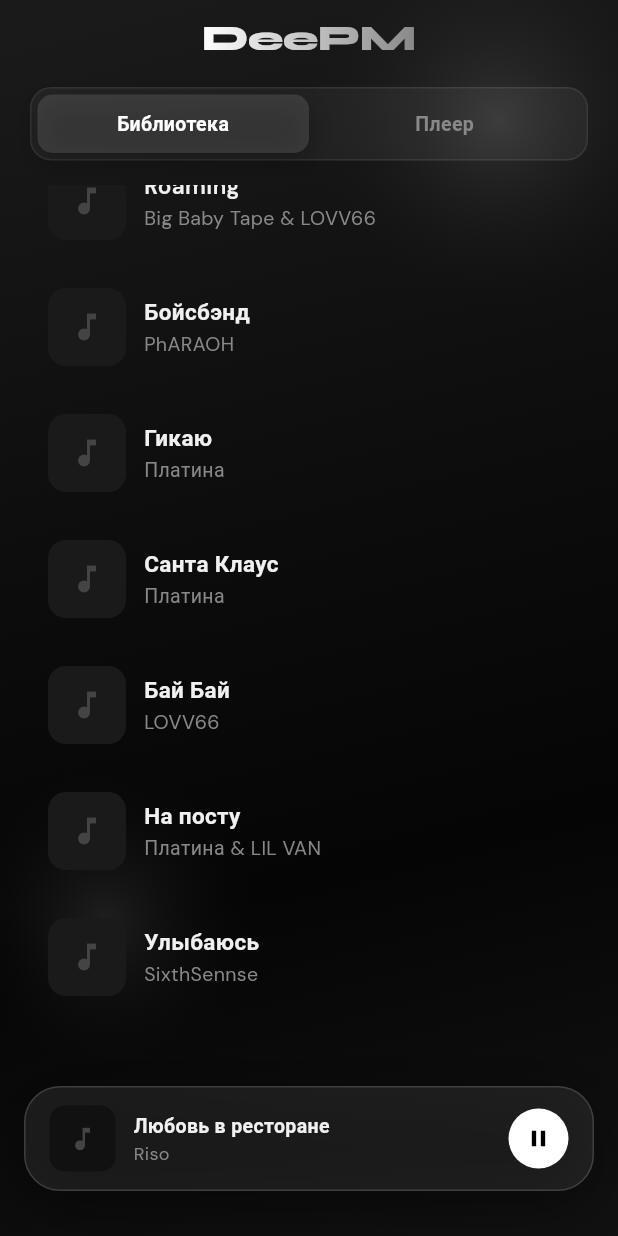
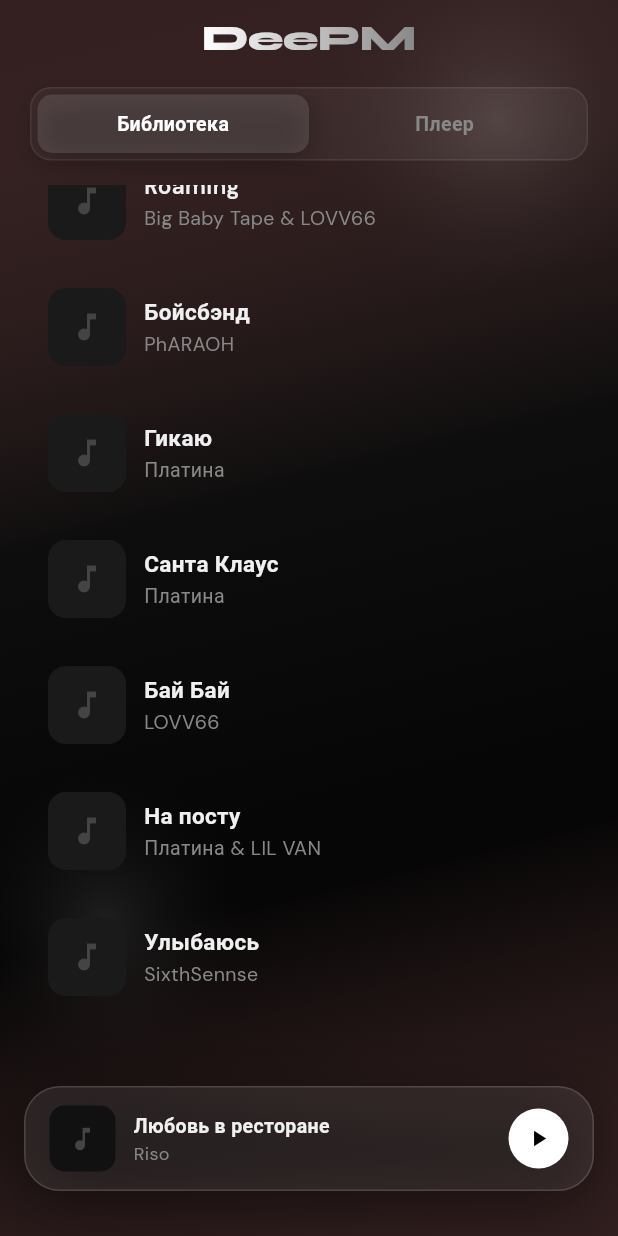
Before and after one commit to 14Febrt/DeePM, a Flutter app: the screen it shows after launch, scrolled down 227 dp, after a tap on the "play arrow" icon, on a phone screen of 412 x 824 dp. Run offline on Flutter 3.47's test engine with Material 3 defaults, Android fonts, the phone set to English and light mode, and no system bars; our stand-ins replace google_fonts, just_audio, just_audio_background.

Commit message:
Add lock screen controls (just_audio_background) and animated background tint

```diff
--- a/lib/app.dart
+++ b/lib/app.dart
@@ -35,30 +35,39 @@
 
   @override
   Widget build(BuildContext context) {
+    final idx = _audio.currentIdx < 0 ? 0 : _audio.currentIdx;
+    // Subtle background tint shift per track
+    final hueShift = (idx * 37) % 360;
+    final tint =
+        HSLColor.fromAHSL(0.04, hueShift.toDouble(), 0.3, 0.5).toColor();
     return Scaffold(
-      body: Container(
-        decoration: const BoxDecoration(
+      body: AnimatedContainer(
+        duration: const Duration(milliseconds: 1200),
+        curve: Curves.easeInOut,
+        decoration: BoxDecoration(
           gradient: LinearGradient(
-            begin: Alignment(-0.5, -1),
-            end: Alignment(0.5, 1),
+            begin: const Alignment(-0.5, -1),
+            end: const Alignment(0.5, 1),
             colors: [
-              Color(0xFF1a1a1a),
-              Color(0xFF0d0d0d),
-              Color(0xFF050505),
-              Color(0xFF111111),
+              Color.lerp(const Color(0xFF1a1a1a), tint, 0.6)!,
+              const Color(0xFF0d0d0d),
+              const Color(0xFF050505),
+              Color.lerp(const Color(0xFF111111), tint, 0.4)!,
             ],
-            stops: [0.0, 0.4, 0.7, 1.0],
+            stops: const [0.0, 0.4, 0.7, 1.0],
           ),
         ),
         child: Stack(
           children: [
             _buildOrb(
-              top: -60, right: -60,
+              top: -60 + (idx % 3) * 20.0,
+              right: -60 + (idx % 2) * 30.0,
               size: 280,
               opacity: 0.12,
             ),
             _buildOrb(
-              bottom: 100, left: -40,
+              bottom: 100 + (idx % 4) * 15.0,
+              left: -40 + (idx % 3) * 25.0,
               size: 220,
               opacity: 0.10,
             ),
@@ -107,14 +116,16 @@
     required double size,
     required double opacity,
   }) {
-    return Positioned(
+    return AnimatedPositioned(
+      duration: const Duration(milliseconds: 1500),
+      curve: Curves.easeInOut,
       top: top,
       bottom: bottom,
       left: left,
       right: right,
+      width: size,
+      height: size,
       child: Container(
-        width: size,
-        height: size,
         decoration: BoxDecoration(
           shape: BoxShape.circle,
           gradient: RadialGradient(
--- a/lib/audio_manager.dart
+++ b/lib/audio_manager.dart
@@ -1,6 +1,7 @@
 import 'dart:math';
-import 'package:audioplayers/audioplayers.dart';
 import 'package:flutter/foundation.dart';
+import 'package:just_audio/just_audio.dart';
+import 'package:just_audio_background/just_audio_background.dart';
 import 'models.dart';
 
 class AudioManager extends ChangeNotifier {
@@ -18,20 +19,23 @@
           : null;
 
   AudioManager() {
-    _player.setReleaseMode(ReleaseMode.stop);
-    _player.onPositionChanged.listen((p) {
+    _player.positionStream.listen((p) {
       position = p;
       notifyListeners();
     });
-    _player.onDurationChanged.listen((d) {
-      duration = d;
+    _player.durationStream.listen((d) {
+      duration = d ?? Duration.zero;
       notifyListeners();
     });
-    _player.onPlayerComplete.listen((_) {
-      if (isRepeat) {
-        playTrack(currentIdx);
-      } else {
-        nextTrack();
+    _player.playerStateStream.listen((state) {
+      isPlaying = state.playing;
+      notifyListeners();
+      if (state.processingState == ProcessingState.completed) {
+        if (isRepeat) {
+          playTrack(currentIdx);
+        } else {
+          nextTrack();
+        }
       }
     });
   }
@@ -40,8 +44,18 @@
     currentIdx = idx;
     final t = myTracks[idx];
     await _player.stop();
-    await _player.play(AssetSource(t.src));
-    isPlaying = true;
+    await _player.setAudioSource(
+      AudioSource.asset(
+        'assets/${t.src}',
+        tag: MediaItem(
+          id: '$idx',
+          album: 'DeePM',
+          title: t.title,
+          artist: t.artist,
+        ),
+      ),
+    );
+    await _player.play();
     notifyListeners();
   }
 
@@ -50,13 +64,11 @@
       playTrack(0);
       return;
     }
-    if (isPlaying) {
+    if (_player.playing) {
       _player.pause();
     } else {
-      _player.resume();
+      _player.play();
     }
-    isPlaying = !isPlaying;
-    notifyListeners();
   }
 
   void nextTrack() {
--- a/lib/main.dart
+++ b/lib/main.dart
@@ -1,10 +1,16 @@
 import 'package:flutter/material.dart';
 import 'package:flutter/services.dart';
 import 'package:google_fonts/google_fonts.dart';
+import 'package:just_audio_background/just_audio_background.dart';
 import 'app.dart';
 
-void main() {
+Future<void> main() async {
   WidgetsFlutterBinding.ensureInitialized();
+  await JustAudioBackground.init(
+    androidNotificationChannelId: 'com.deepm.audio.channel',
+    androidNotificationChannelName: 'DeePM',
+    androidNotificationOngoing: true,
+  );
   SystemChrome.setSystemUIOverlayStyle(const SystemUiOverlayStyle(
     statusBarColor: Colors.transparent,
     statusBarBrightness: Brightness.dark,
--- a/pubspec.yaml
+++ b/pubspec.yaml
@@ -10,7 +10,8 @@
 dependencies:
   flutter:
     sdk: flutter
-  audioplayers: ^5.2.1
+  just_audio: ^0.9.40
+  just_audio_background: ^0.0.1-beta.13
   google_fonts: ^6.1.0
   cupertino_icons: ^1.0.6
 
```
Also changed, not shown: pubspec.lock, 5 other files.
